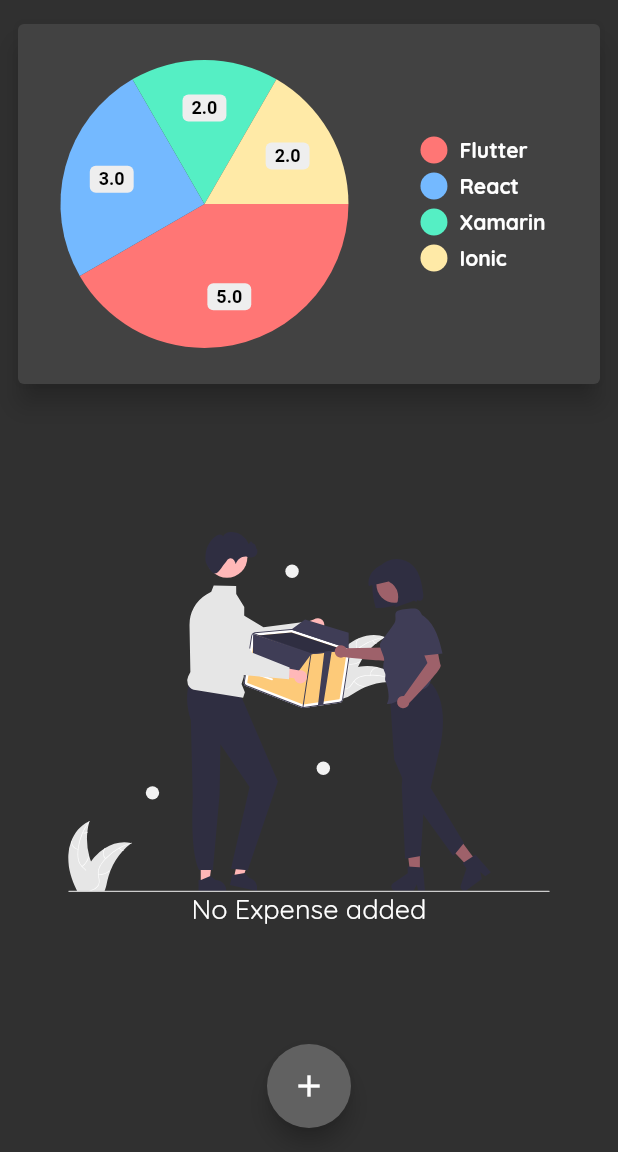
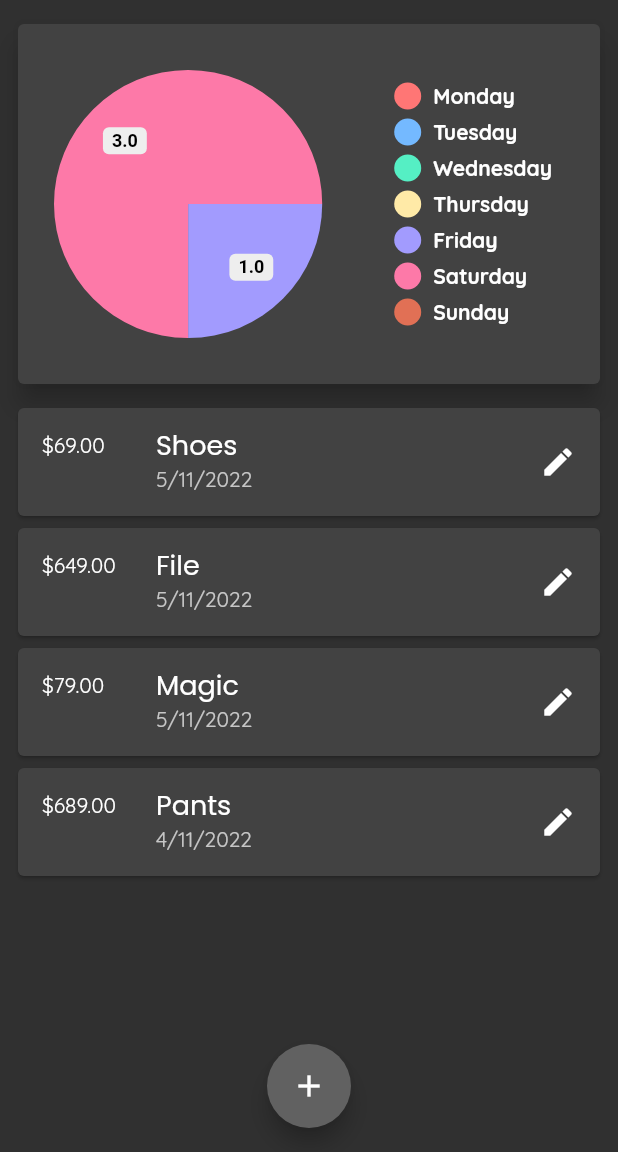
Before and after one commit to IqmanS/flutter-personal-expenses-manager, a Flutter app: the screen it shows after launch, on a phone screen of 412 x 824 dp, the part 84-1236 px from its top. Run offline on Flutter 3.47's test engine with Material 2 defaults, Android fonts, the phone set to English and light mode, and no system bars; drawn by our look-alikes of pie_chart; our stand-ins replace flutter_svg, google_fonts.

Commit message:
personal_expense

```diff
--- a/lib/Widgets/chart.dart
+++ b/lib/Widgets/chart.dart
@@ -1,17 +1,43 @@
 import 'package:flutter/material.dart';
+import 'package:intl/intl.dart';
+import 'package:personal_expense/Model/transaction.dart';
 import 'package:pie_chart/pie_chart.dart';
 
-class TransactionChart extends StatelessWidget {
+class TransactionChart extends StatefulWidget {
   final userTransaction;
-  TransactionChart({Key? key, this.userTransaction}) : super(key: key);
-  final dataMap = <String, double>{
-    "Flutter": 5,
-    "React": 3,
-    "Xamarin": 2,
-    "Ionic": 2,
-  };
+  TransactionChart({Key? key, required this.userTransaction}) : super(key: key);
+
+  @override
+  State<TransactionChart> createState() => _TransactionChartState();
+}
+
+class _TransactionChartState extends State<TransactionChart> {
+  Map<String, double> transactionToMap(List<Transaction> trans) {
+    int length = trans.length;
+    final dataMap = <String, double>{
+      "Monday": 0,
+      "Tuesday": 0,
+      "Wednesday": 0,
+      "Thursday": 0,
+      "Friday": 0,
+      "Saturday": 0,
+      "Sunday": 0,
+    };
+    for (int i = 0; i < length; i++) {
+      if (i == 10) {
+        break;
+      } else {
+        dataMap[DateFormat("EEEE").format(trans[i].date)] =
+            (dataMap[DateFormat("EEEE").format(trans[i].date)]! + 1);
+      }
+    }
+    return dataMap;
+  }
+
   @override
   Widget build(BuildContext context) {
+    final dataMap = transactionToMap(widget.userTransaction);
+    print(dataMap);
     return Card(
       elevation: 7,
       child: Container(
--- a/lib/Widgets/transaction_list.dart
+++ b/lib/Widgets/transaction_list.dart
@@ -11,7 +11,7 @@ class TransactionList extends StatelessWidget {
   @override
   Widget build(BuildContext context) {
     return Container(
-      height: 350,
+      height: 410,
       child: ListView.builder(
         itemBuilder: (context, index) {
           return Container(
--- a/lib/main.dart
+++ b/lib/main.dart
@@ -47,10 +47,14 @@ class MyHomePage extends StatefulWidget {
 
 class _MyHomePageState extends State<MyHomePage> {
   List<Transaction> userTransaction = [
-    // Transaction(id: "1", title: "Shoes", amount: 69, date: DateTime.now()),
-    // Transaction(id: "2", title: "File", amount: 649, date: DateTime.now()),
-    // Transaction(id: "2", title: "Magic", amount: 79, date: DateTime.now()),
-    // Transaction(id: "3", title: "Pants", amount: 689, date: DateTime.now())
+    Transaction(id: "1", title: "Shoes", amount: 69, date: DateTime.now()),
+    Transaction(id: "2", title: "File", amount: 649, date: DateTime.now()),
+    Transaction(id: "2", title: "Magic", amount: 79, date: DateTime.now()),
+    Transaction(
+        id: "3",
+        title: "Pants",
+        amount: 689,
+        date: DateTime.now().subtract(Duration(days: 1)))
   ];
   void _addNewTransaction(String title, double amount) {
     final newTrans = Transaction(
@@ -102,7 +106,7 @@ class _MyHomePageState extends State<MyHomePage> {
             children: [
               const SizedBox(height: 4),
               Container(
-                child: TransactionChart(),
+                child: TransactionChart(userTransaction: userTransaction),
               ),
               const SizedBox(height: 8),
               // TransactionInput(),
--- a/pubspec.yaml
+++ b/pubspec.yaml
@@ -32,6 +32,7 @@ dependencies:
   google_fonts: ^3.0.1
   flutter_svg: ^1.1.5
   pie_chart: ^5.3.2
+  intl: ^0.17.0
   flutter:
     sdk: flutter
 
```
Also changed, not shown: pubspec.lock.
